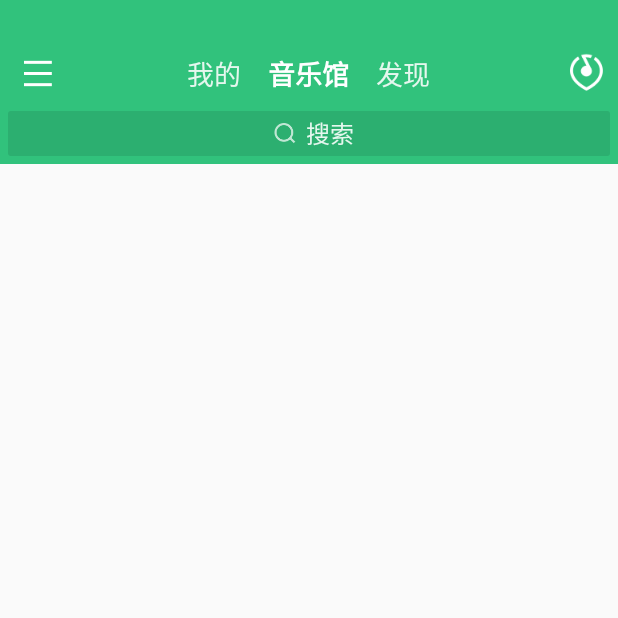
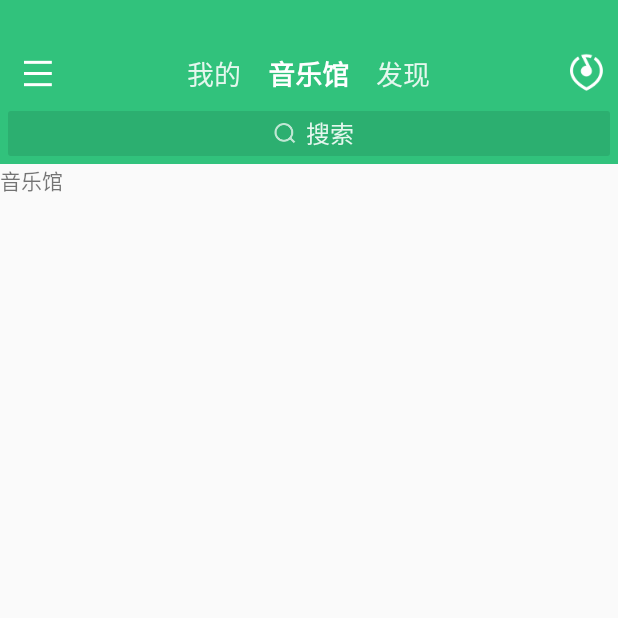
Before and after one commit to IKnowYouKnow/QQMusic-1, an Android app: the fragment MainFragment placed in its activity, after a tap on an icon or button, on a phone screen of 412 x 824 dp, the top half of it. Run offline under Robolectric (Android 15) with nearby library versions, the phone set to English and light mode, and no system bars; our stand-ins replace ButterKnife; 3 other taps on this screen came first.

Commit message:
主UI、触摸冲突

```diff
--- a/app/src/main/java/com/youyan/qqmusic/MainActivity.java
+++ b/app/src/main/java/com/youyan/qqmusic/MainActivity.java
@@ -2,22 +2,24 @@ package com.youyan.qqmusic;
 
 import android.os.Build;
 import android.os.Bundle;
+import android.support.v4.app.FragmentTransaction;
 import android.support.v4.widget.SlidingPaneLayout;
 import android.view.View;
 import android.view.WindowManager;
 
 import com.youyan.qqmusic.base.BaseActivity;
 import com.youyan.qqmusic.main.view.MainFragment;
+import com.youyan.qqmusic.main.view.MenuFragment;
 import com.youyan.qqmusic.util.DimenUtils;
+import com.youyan.qqmusic.widget.MySlidingPaneLayout;
 
 import butterknife.Bind;
-import butterknife.ButterKnife;
 
 public class MainActivity extends BaseActivity
         implements SlidingPaneLayout.PanelSlideListener,
                     MainFragment.OnMainTabBtnClickListener {
 
-    @Bind(R.id.sliding_pane) SlidingPaneLayout mSlidingPane;
+    @Bind(R.id.sliding_pane) MySlidingPaneLayout mSlidingPane;
 
     @Override
     protected void onCreate(Bundle savedInstanceState) {
@@ -31,6 +33,15 @@ public class MainActivity extends BaseActivity
         if (Build.VERSION.SDK_INT >= Build.VERSION_CODES.KITKAT) {
             getWindow().addFlags(WindowManager.LayoutParams.FLAG_TRANSLUCENT_STATUS);
         }
+
+        FragmentTransaction transaction = getSupportFragmentManager().beginTransaction();
+        transaction.replace(R.id.menu_fragemnt, new MenuFragment());
+        transaction.replace(R.id.main_fragment, new MainFragment());
+        transaction.commit();
+    }
+
+    public MySlidingPaneLayout getSlidingPane() {
+        return mSlidingPane;
     }
 
     @Override
--- /dev/null
+++ b/app/src/main/java/com/youyan/qqmusic/main/adapter/MainPagerAdapter.java
@@ -0,0 +1,29 @@
+package com.youyan.qqmusic.main.adapter;
+
+
+import android.support.v4.app.Fragment;
+import android.support.v4.app.FragmentManager;
+import android.support.v4.app.FragmentPagerAdapter;
+
+import java.util.ArrayList;
+
+public class MainPagerAdapter extends FragmentPagerAdapter {
+
+    private ArrayList<Fragment> mFragments;
+
+    public MainPagerAdapter(FragmentManager fm, ArrayList<Fragment> fragments) {
+        super(fm);
+        mFragments = fragments;
+    }
+
+
+    @Override
+    public Fragment getItem(int position) {
+        return mFragments.get(position);
+    }
+
+    @Override
+    public int getCount() {
+        return mFragments.size();
+    }
+}
--- a/app/src/main/java/com/youyan/qqmusic/main/view/MainFragment.java
+++ b/app/src/main/java/com/youyan/qqmusic/main/view/MainFragment.java
@@ -4,25 +4,32 @@ import android.content.Context;
 import android.graphics.Typeface;
 import android.os.Bundle;
 import android.support.annotation.Nullable;
+import android.support.v4.app.Fragment;
 import android.support.v4.view.ViewPager;
 import android.view.LayoutInflater;
 import android.view.View;
 import android.view.ViewGroup;
-import android.widget.LinearLayout;
 import android.widget.RelativeLayout;
 import android.widget.TextView;
 
+import com.youyan.qqmusic.MainActivity;
 import com.youyan.qqmusic.R;
 import com.youyan.qqmusic.base.BaseFragment;
+import com.youyan.qqmusic.main.adapter.MainPagerAdapter;
+import com.youyan.qqmusic.main.view.page.DiscoverFragment;
+import com.youyan.qqmusic.main.view.page.MineFragment;
+import com.youyan.qqmusic.main.view.page.MusicFragment;
 import com.youyan.qqmusic.util.DimenUtils;
 import com.youyan.qqmusic.util.StatusBarCompat;
 import com.youyan.qqmusic.widget.TitleBar;
+
+import java.util.ArrayList;
 
 import butterknife.Bind;
 import butterknife.ButterKnife;
 import butterknife.OnClick;
 
-public class MainFragment extends BaseFragment {
+public class MainFragment extends BaseFragment implements ViewPager.OnPageChangeListener {
 
     public interface OnMainTabBtnClickListener {
         void onTabBtnClick(int id);
@@ -58,6 +65,37 @@ public class MainFragment extends BaseFragment {
     @Override
     protected void initView() {
         initMainTab();
+        initViewPager();
+    }
+
+    private void initViewPager() {
+        ArrayList<Fragment> fragments = new ArrayList<>();
+        fragments.add(new MineFragment());
+        fragments.add(new MusicFragment());
+        fragments.add(new DiscoverFragment());
+        MainPagerAdapter adapter = new MainPagerAdapter(getChildFragmentManager(), fragments);
+        mViewPager.setAdapter(adapter);
+        mViewPager.setOnPageChangeListener(this);
+        mViewPager.setCurrentItem(1, false);
+        MainActivity activity = mActivity instanceof MainActivity ? ((MainActivity) mActivity) : null;
+        if (activity != null) {
+            activity.getSlidingPane().setConflictViewPager(mViewPager);
+        }
+    }
+
+    @Override
+    public void onPageScrolled(int position, float positionOffset, int positionOffsetPixels) {
+
+    }
+
+    @Override
+    public void onPageSelected(int position) {
+        mTab.setSelectTab(position);
+    }
+
+    @Override
+    public void onPageScrollStateChanged(int state) {
+
     }
 
     private void initMainTab() {
@@ -126,12 +164,15 @@ public class MainFragment extends BaseFragment {
             switch (v.getId()) {
                 case R.id.main_tab1:
                     setSelectTab(0);
+                    mViewPager.setCurrentItem(0, true);
                     break;
                 case R.id.main_tab2:
                     setSelectTab(1);
+                    mViewPager.setCurrentItem(1, true);
                     break;
                 case R.id.main_tab3:
                     setSelectTab(2);
+                    mViewPager.setCurrentItem(2, true);
                     break;
             }
         }
--- /dev/null
+++ b/app/src/main/java/com/youyan/qqmusic/main/view/page/DiscoverFragment.java
@@ -0,0 +1,11 @@
+package com.youyan.qqmusic.main.view.page;
+
+import com.youyan.qqmusic.R;
+import com.youyan.qqmusic.base.LazyFragment;
+
+public class DiscoverFragment extends LazyFragment {
+    @Override
+    protected int getLayoutRes() {
+        return R.layout.fragment_discover;
+    }
+}
--- /dev/null
+++ b/app/src/main/java/com/youyan/qqmusic/main/view/page/MineFragment.java
@@ -0,0 +1,11 @@
+package com.youyan.qqmusic.main.view.page;
+
+import com.youyan.qqmusic.R;
+import com.youyan.qqmusic.base.LazyFragment;
+
+public class MineFragment extends LazyFragment {
+    @Override
+    protected int getLayoutRes() {
+        return R.layout.fragment_mine;
+    }
+}
--- /dev/null
+++ b/app/src/main/java/com/youyan/qqmusic/main/view/page/MusicFragment.java
@@ -0,0 +1,11 @@
+package com.youyan.qqmusic.main.view.page;
+
+import com.youyan.qqmusic.R;
+import com.youyan.qqmusic.base.LazyFragment;
+
+public class MusicFragment extends LazyFragment {
+    @Override
+    protected int getLayoutRes() {
+        return R.layout.fragment_music;
+    }
+}
--- /dev/null
+++ b/app/src/main/java/com/youyan/qqmusic/widget/MySlidingPaneLayout.java
@@ -0,0 +1,57 @@
+package com.youyan.qqmusic.widget;
+
+import android.content.Context;
+import android.support.v4.view.ViewPager;
+import android.support.v4.widget.SlidingPaneLayout;
+import android.util.AttributeSet;
+import android.view.MotionEvent;
+
+public class MySlidingPaneLayout extends SlidingPaneLayout {
+
+    private ViewPager mConflictViewPager;
+    private int mLastX;
+
+    public MySlidingPaneLayout(Context context) {
+        super(context);
+    }
+
+    public MySlidingPaneLayout(Context context, AttributeSet attrs) {
+        super(context, attrs);
+    }
+
+    public MySlidingPaneLayout(Context context, AttributeSet attrs, int defStyle) {
+        super(context, attrs, defStyle);
+    }
+
+    public void setConflictViewPager(ViewPager viewPager) {
+        mConflictViewPager = viewPager;
+    }
+
+    @Override
+    public boolean onInterceptTouchEvent(MotionEvent ev) {
+        super.onInterceptTouchEvent(ev);
+        boolean intercept = false;
+        switch (ev.getAction()) {
+            case MotionEvent.ACTION_DOWN:
+                intercept = false;
+                break;
+            case MotionEvent.ACTION_MOVE:
+                if (mConflictViewPager != null) {
+                    int currentX = (int) ev.getX();
+                    int deltaX = currentX - mLastX;
+                    if (deltaX > 0 && mConflictViewPager.getCurrentItem() ==  0) {
+                        intercept = true;
+                    }
+                } else {
+                    intercept = false;
+                }
+                break;
+            case MotionEvent.ACTION_UP:
+                intercept = false;
+                break;
+        }
+        mLastX = (int) ev.getX();
+
+        return intercept;
+    }
+}
--- a/app/src/main/res/layout/activity_main.xml
+++ b/app/src/main/res/layout/activity_main.xml
@@ -1,19 +1,17 @@
 <?xml version="1.0" encoding="utf-8"?>
-<android.support.v4.widget.SlidingPaneLayout xmlns:android="http://schemas.android.com/apk/res/android"
+<com.youyan.qqmusic.widget.MySlidingPaneLayout xmlns:android="http://schemas.android.com/apk/res/android"
     android:id="@+id/sliding_pane"
     android:layout_width="match_parent"
     android:layout_height="match_parent">
 
-    <fragment
+    <FrameLayout
         android:id="@+id/menu_fragemnt"
         android:layout_width="match_parent"
-        android:layout_height="match_parent"
-        class="com.youyan.qqmusic.main.view.MenuFragment" />
+        android:layout_height="match_parent" />
 
-    <fragment
+    <FrameLayout
         android:id="@+id/main_fragment"
         android:layout_width="match_parent"
-        android:layout_height="match_parent"
-        class="com.youyan.qqmusic.main.view.MainFragment" />
+        android:layout_height="match_parent" />
 
-</android.support.v4.widget.SlidingPaneLayout>
+</com.youyan.qqmusic.widget.MySlidingPaneLayout>
--- /dev/null
+++ b/app/src/main/res/layout/fragment_discover.xml
@@ -0,0 +1,11 @@
+<?xml version="1.0" encoding="utf-8"?>
+<LinearLayout xmlns:android="http://schemas.android.com/apk/res/android"
+    android:layout_width="match_parent"
+    android:layout_height="match_parent"
+    android:orientation="vertical">
+
+    <TextView
+        android:layout_width="wrap_content"
+        android:layout_height="wrap_content"
+        android:text="@string/maintab_mine"/>
+</LinearLayout>
--- /dev/null
+++ b/app/src/main/res/layout/fragment_mine.xml
@@ -0,0 +1,11 @@
+<?xml version="1.0" encoding="utf-8"?>
+<LinearLayout xmlns:android="http://schemas.android.com/apk/res/android"
+    android:layout_width="match_parent"
+    android:layout_height="match_parent"
+    android:orientation="vertical">
+
+    <TextView
+        android:layout_width="wrap_content"
+        android:layout_height="wrap_content"
+        android:text="@string/maintab_discover"/>
+</LinearLayout>
--- /dev/null
+++ b/app/src/main/res/layout/fragment_music.xml
@@ -0,0 +1,11 @@
+<?xml version="1.0" encoding="utf-8"?>
+<LinearLayout xmlns:android="http://schemas.android.com/apk/res/android"
+    android:layout_width="match_parent"
+    android:layout_height="match_parent"
+    android:orientation="vertical">
+
+    <TextView
+        android:layout_width="wrap_content"
+        android:layout_height="wrap_content"
+        android:text="@string/maintab_music"/>
+</LinearLayout>
```
